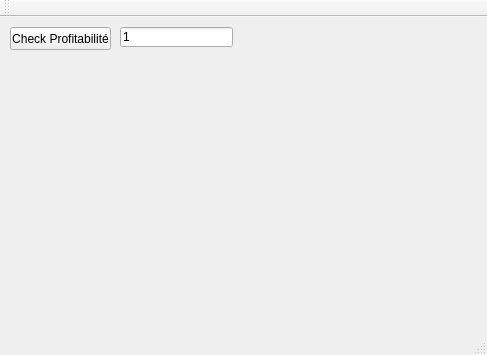
patboy3/exchange, file mainwindow.ui: the form before one commit.
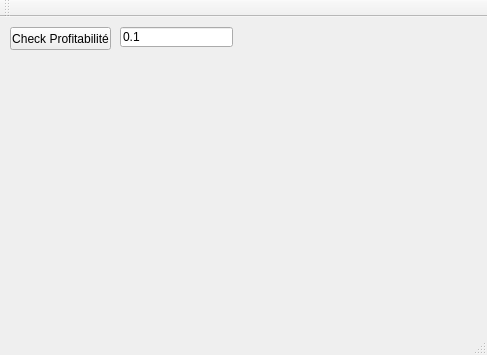
The form after the commit.

Commit message: struct_profitability

```diff
--- a/mainwindow.ui
+++ b/mainwindow.ui
@@ -37,7 +37,7 @@
      </rect>
     </property>
     <property name="text">
-     <string>1</string>
+     <string>0.1</string>
     </property>
    </widget>
   </widget>
```
The commit also changes 2 other files.
